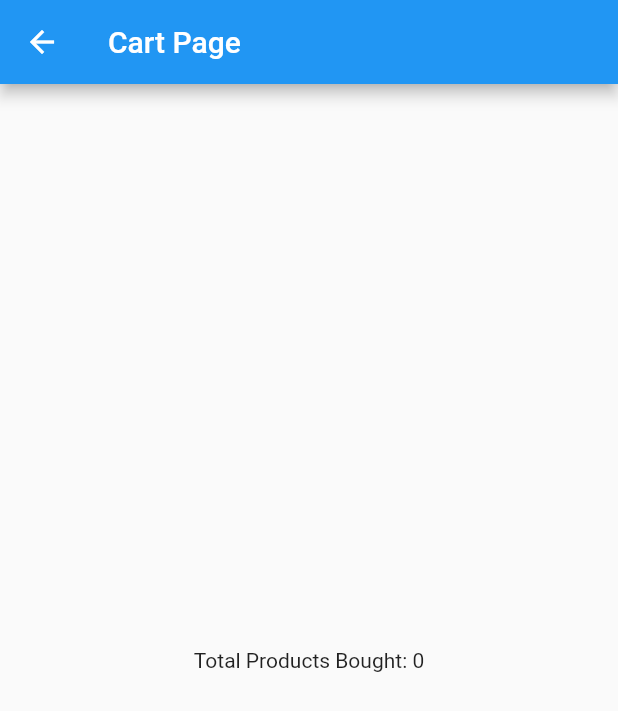
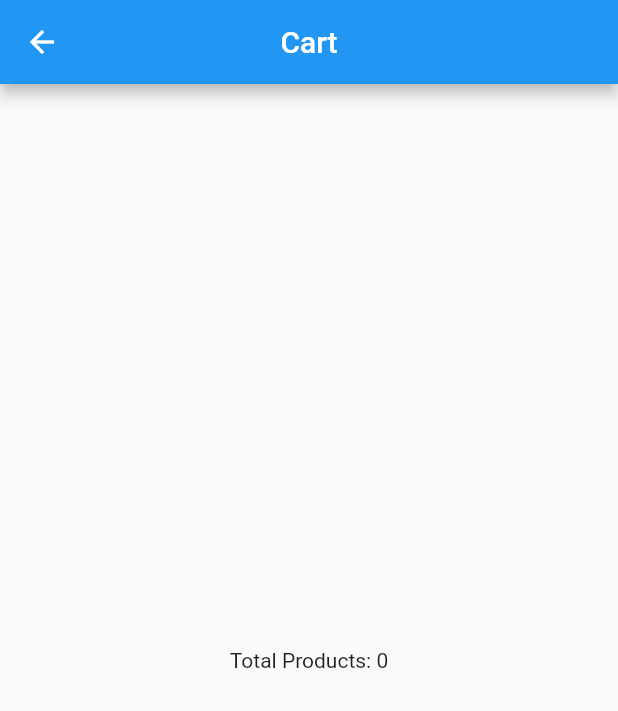
Before and after one commit to TasnimSariaa/exaple_github_project, a Flutter app: the screen it shows after launch, after a tap on the "shopping cart" icon, on a phone screen of 412 x 824 dp. Shown: the top 711 px of the screen. Run offline on Flutter 3.47's test engine with Material 2 defaults, Android fonts, the phone set to English and light mode, and no system bars.

Commit message:
update version

```diff
--- a/lib/main.dart
+++ b/lib/main.dart
@@ -157,10 +157,11 @@
   Widget build(BuildContext context) {
     return Scaffold(
       appBar: AppBar(
-        title: Text("Cart Page"),
+        title: Text("Cart"),
+        centerTitle: true,
       ),
       body: Center(
-        child: Text("Total Products Bought: ${getTotalCount()}"),
+        child: Text("Total Products: ${getTotalCount()}"),
       ),
     );
   }
```
